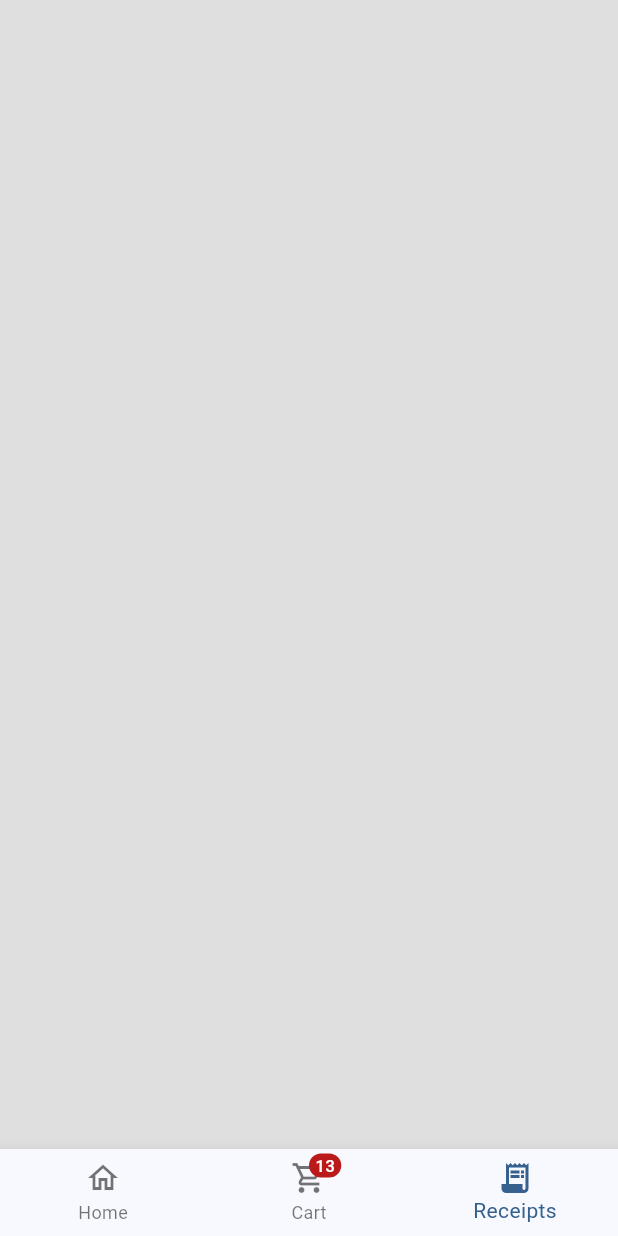
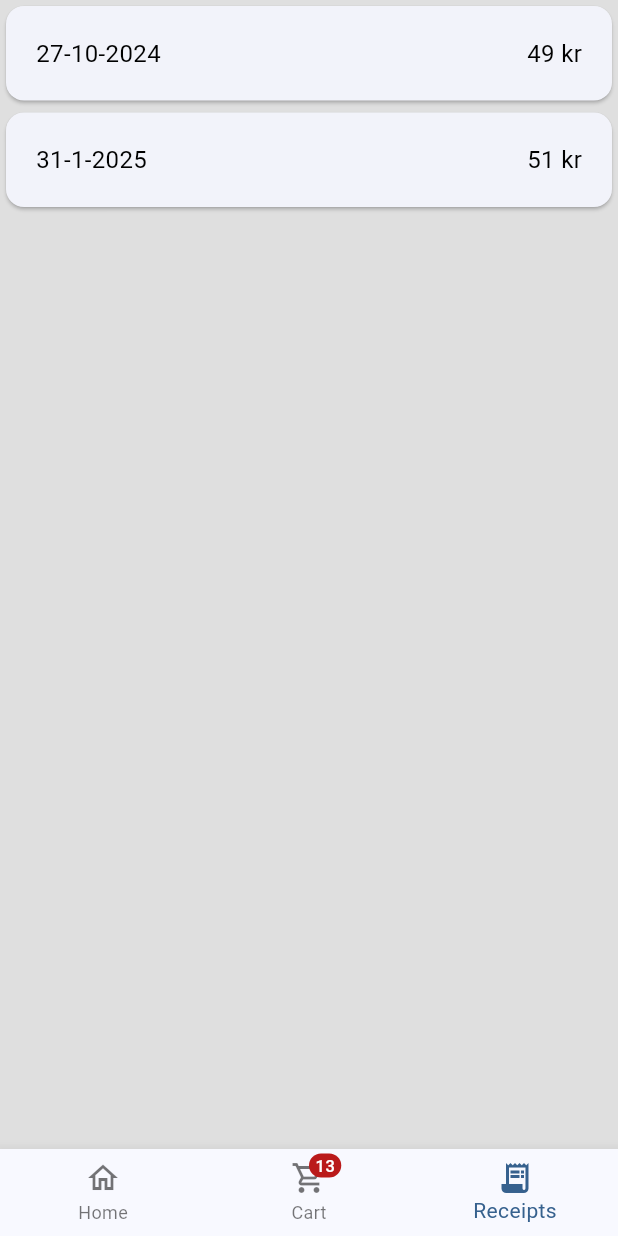
Before and after one commit to Mercantec-GHC/h4-projekt-gruppe-0-sm, a Flutter app: the Dashboard screen opened directly, item 3 of the bottom bar chosen, on a phone screen of 412 x 824 dp. Run offline on Flutter 3.47's test engine with Material 3 defaults, Android fonts, the phone set to English and light mode, and no system bars.

Commit message:
receipts page

```diff
--- a/mobile/lib/main.dart
+++ b/mobile/lib/main.dart
@@ -1,6 +1,7 @@
 import 'package:flutter/material.dart';
 import 'package:mobile/repos/cart.dart';
 import 'package:mobile/repos/product.dart';
+import 'package:mobile/repos/receipt.dart';
 import 'package:provider/provider.dart';
 import 'pages/landing_page.dart';
 import 'package:mobile/repos/bottom_navigation_bar.dart';
@@ -19,6 +20,7 @@ class MyApp extends StatelessWidget {
         ChangeNotifierProvider(create: (_) => BottomNavigationBarRepo()),
         ChangeNotifierProvider(create: (_) => ProductRepo()),
         ChangeNotifierProvider(create: (_) => CartRepo()),
+        ChangeNotifierProvider(create: (_) => ReceiptRepo()),
       ],
       child: MaterialApp(
         title: 'Fresh Plaza',
--- /dev/null
+++ b/mobile/lib/pages/all_receipts_page.dart
@@ -0,0 +1,53 @@
+import 'package:flutter/material.dart';
+import 'package:mobile/repos/receipt.dart';
+import 'package:provider/provider.dart';
+
+class ReceiptsListItem extends StatelessWidget {
+  final String dateFormatted;
+  final int totalPrice;
+  const ReceiptsListItem(
+      {super.key, required this.dateFormatted, required this.totalPrice});
+
+  @override
+  Widget build(BuildContext context) {
+    return Card(
+      child: InkWell(
+        borderRadius: const BorderRadius.all(Radius.circular(10)),
+        onTap: () {},
+        child: Container(
+          padding: const EdgeInsets.all(20),
+          child: Row(
+            mainAxisAlignment: MainAxisAlignment.spaceBetween,
+            children: [Text(dateFormatted), Text("$totalPrice kr")],
+          ),
+        ),
+      ),
+    );
+  }
+}
+
+class AllReceiptsPage extends StatelessWidget {
+  const AllReceiptsPage({super.key});
+
+  @override
+  Widget build(BuildContext context) {
+    return Column(
+      children: [
+        Expanded(child: Consumer<ReceiptRepo>(
+          builder: (_, cartRepo, __) {
+            final allReceipts = cartRepo.allReceipts();
+            return ListView.builder(
+              shrinkWrap: true,
+              itemBuilder: (_, idx) {
+                return ReceiptsListItem(
+                    dateFormatted: allReceipts[idx].dateFormatted(),
+                    totalPrice: allReceipts[idx].totalPrice());
+              },
+              itemCount: allReceipts.length,
+            );
+          },
+        )),
+      ],
+    );
+  }
+}
--- a/mobile/lib/pages/cart_page.dart
+++ b/mobile/lib/pages/cart_page.dart
@@ -150,7 +150,7 @@ class CartPage extends StatelessWidget {
                                 context,
                                 MaterialPageRoute(
                                     builder: (context) =>
-                                        FinishShoppingPage()));
+                                        const FinishShoppingPage()));
                           },
                           child: const Text("Afslut indkøb")),
                     ),
--- a/mobile/lib/pages/dashboard.dart
+++ b/mobile/lib/pages/dashboard.dart
@@ -1,7 +1,7 @@
 import 'package:flutter/material.dart';
 import 'package:mobile/pages/all_products_page.dart';
 import 'package:mobile/pages/cart_page.dart';
-import 'package:mobile/pages/receipts_page.dart';
+import 'package:mobile/pages/all_receipts_page.dart';
 import 'package:mobile/repos/bottom_navigation_bar.dart';
 import 'package:mobile/repos/cart.dart';
 import 'package:provider/provider.dart';
@@ -10,7 +10,7 @@ class Dashboard extends StatelessWidget {
   final List<StatelessWidget> pages = [
     const AllProductsPage(),
     const CartPage(),
-    const ReceiptsPage(),
+    const AllReceiptsPage(),
   ];
 
   Dashboard({super.key});
@@ -48,17 +48,3 @@ class Dashboard extends StatelessWidget {
     );
   }
 }
-
-//Consumer<ProductRepo>(builder: (_, productRepo, __) {
-//              final products = productRepo.allProducts();
-//              return ListView.builder(
-//                shrinkWrap: true,
-//                itemBuilder: (_, idx) => ProductListItem(
-//                  name: products[idx].name,
-//                  price: products[idx].price,
-//                  imagePath: "assets/${products[idx].name}.png",
-//                  productPage: ProductPage(product: products[idx]),
-//                ),
-//                itemCount: products.length,
-//              );
-//            })
--- /dev/null
+++ b/mobile/lib/repos/receipt.dart
@@ -0,0 +1,94 @@
+import 'package:flutter/material.dart';
+import 'package:mobile/repos/product.dart';
+
+class ReceiptRepo extends ChangeNotifier {
+  final List<Receipt> receipts = [
+    Receipt(
+        id: 0,
+        date: DateTime.fromMillisecondsSinceEpoch(1730031200000),
+        receiptItems: [
+          ReceiptItem(
+              product: Product(
+                  id: 1,
+                  name: "Letmælk",
+                  price: 13,
+                  description: "Konventionel minimælk med fedtprocent på 0,4%"),
+              amount: 1),
+          ReceiptItem(
+              product: Product(
+                  id: 0,
+                  name: "Minimælk",
+                  price: 12,
+                  description: "Konventionel minimælk med fedtprocent på 0,4%"),
+              amount: 3),
+        ]),
+    Receipt(id: 1, date: DateTime.now(), receiptItems: [
+      ReceiptItem(
+          product: Product(
+              id: 1,
+              name: "Letmælk",
+              price: 13,
+              description: "Konventionel minimælk med fedtprocent på 0,4%"),
+          amount: 3),
+      ReceiptItem(
+          product: Product(
+              id: 0,
+              name: "Minimælk",
+              price: 12,
+              description: "Konventionel minimælk med fedtprocent på 0,4%"),
+          amount: 1),
+    ])
+  ];
+
+  List<Receipt> allReceipts() {
+    return receipts;
+  }
+
+  Receipt? receiptWithId(int id) {
+    for (var i = 0; i < receipts.length; i++) {
+      if (receipts[i].id == id) {
+        return receipts[i];
+      }
+    }
+    return null;
+  }
+}
+
+class Receipt {
+  final int id;
+  final DateTime date;
+  final List<ReceiptItem> receiptItems;
+
+  Receipt({required this.date, required this.receiptItems, required this.id});
+
+  ReceiptItem? withProductId(int productId) {
+    for (var i = 0; i < receiptItems.length; i++) {
+      if (receiptItems[i].product.id == productId) {
+        return receiptItems[i];
+      }
+    }
+    return null;
+  }
+
+  int totalPrice() {
+    var result = 0;
+    for (var i = 0; i < receiptItems.length; i++) {
+      result += receiptItems[i].totalPrice();
+    }
+    return result;
+  }
+
+  String dateFormatted() {
+    return "${date.day}-${date.month}-${date.year}";
+  }
+}
+
+class ReceiptItem {
+  final Product product;
+  final int amount;
+  ReceiptItem({required this.product, required this.amount});
+
+  int totalPrice() {
+    return product.price * amount;
+  }
+}
```
Also changed, not shown: mobile/lib/pages/all_products_page.dart (+4 -9 lines), mobile/lib/pages/finish_shopping_page.dart (+2 -41 lines), mobile/lib/pages/product_page.dart (+4 -6 lines), mobile/lib/pages/receipts_page.dart (deleted, +0 -10 lines), mobile/lib/widgets/receipt_item.dart (added, +41 -0 lines).
